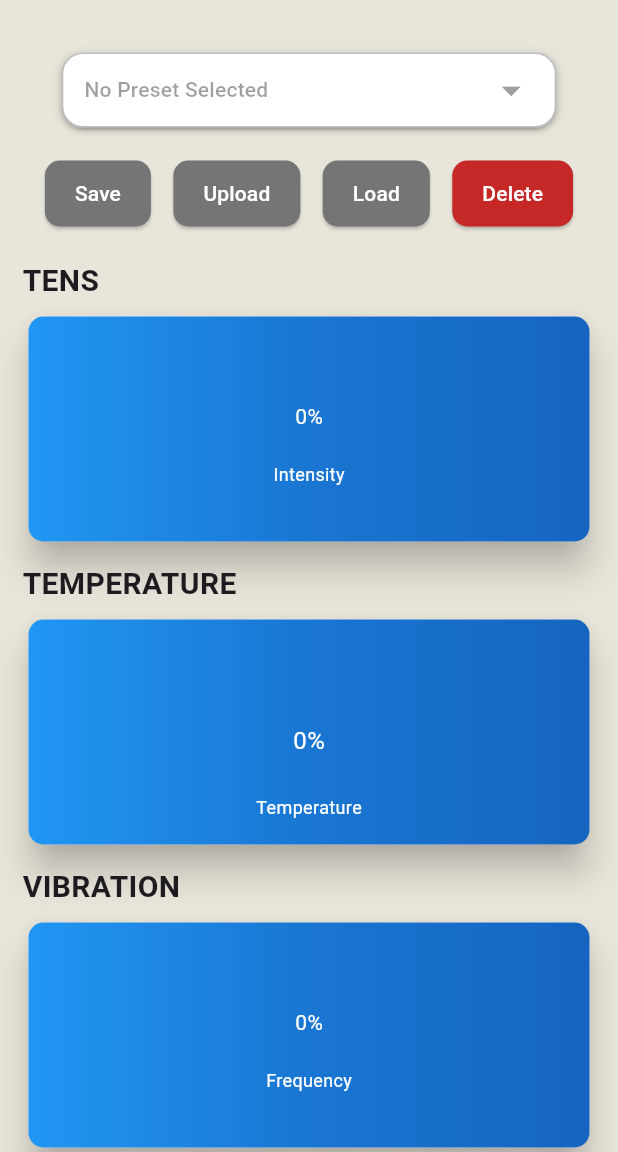
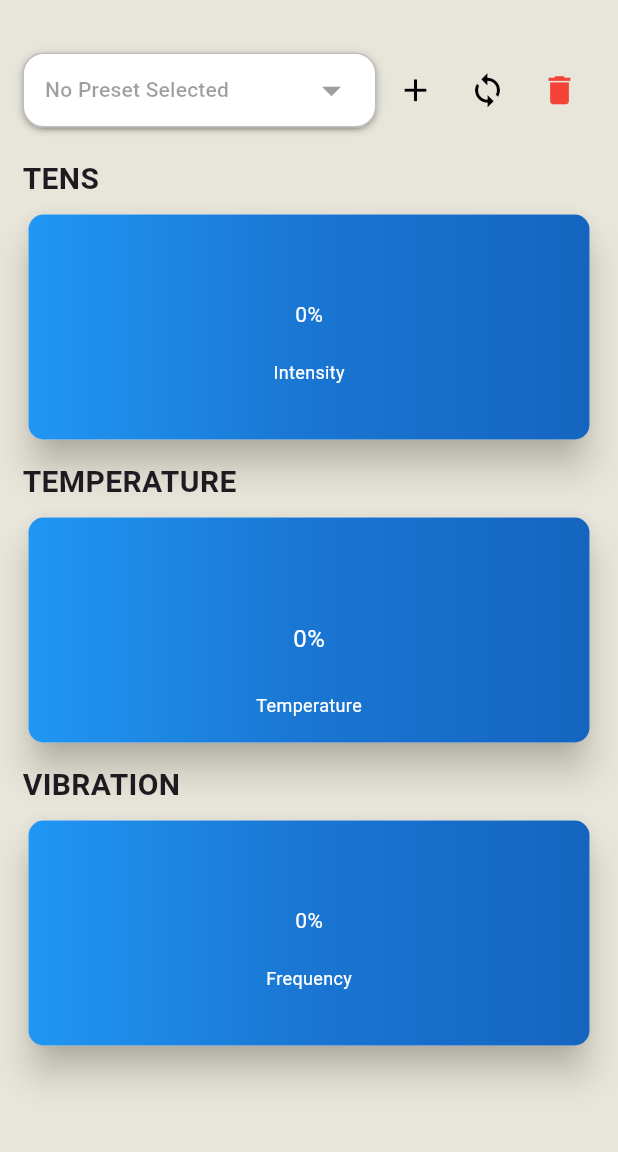
Before and after one commit to HaskizMe/PainDrainPhoneApp, a Flutter app: the HomeScreen screen opened by its route, on a phone screen of 412 x 824 dp, the part 84-1236 px from its top. Run offline on Flutter 3.47's test engine with Material 3 defaults, Android fonts, the phone set to English and light mode, and no system bars; drawn by our look-alikes of dropdown_button2, percent_indicator; our stand-ins replace device_preview, flutter_blue_plus, flutter_riverpod, flutter_toggle_tab, flutter_xlider, freezed_annotation and 6 more; missing offline and left inert: animated_icon, syncfusion_flutter_core; accounts and stored records are empty; generated files the repository leaves out were written again.

Commit message:
reverted back to 3 buttons. Now we automatically upload or delete preset from device when we save or delete preset from app

```diff
--- a/lib/screens/home/home_screen.dart
+++ b/lib/screens/home/home_screen.dart
@@ -509,6 +509,8 @@ import 'package:flutter/material.dart';
 import 'package:flutter_riverpod/flutter_riverpod.dart';
 import 'package:go_router/go_router.dart';
 import 'package:pain_drain_mobile_app/main.dart';
+import 'package:pain_drain_mobile_app/models/temperature.dart';
+import 'package:pain_drain_mobile_app/models/vibration.dart';
 import 'package:pain_drain_mobile_app/providers/preset_list_notifier.dart';
 import 'package:pain_drain_mobile_app/providers/temperature_notifier.dart';
 import 'package:pain_drain_mobile_app/providers/tens_notifier.dart';
@@ -520,6 +522,7 @@ import 'package:pain_drain_mobile_app/widgets/tens_summary.dart';
 import 'package:pain_drain_mobile_app/widgets/vibration_summary.dart';
 import 'package:percent_indicator/circular_percent_indicator.dart';
 import '../../models/preset.dart';
+import '../../models/tens.dart';
 import '../../providers/bluetooth_notifier.dart';
 import '../../utils/app_colors.dart';
 import '../../widgets/temperature_summary.dart';
@@ -536,9 +539,6 @@ class HomeScreen extends ConsumerStatefulWidget {
 }
 
 class _HomeScreenState extends ConsumerState<HomeScreen> with SingleTickerProviderStateMixin {
-  //final Presets _prefs = Get.find();
-  //final Bluetooth _bleController = Get.find();
-  //final Stimulus _stimulusController = Get.find();
   final TextEditingController _textController = TextEditingController();
   bool isAddingItem = false; // Track whether we are in "add" mode
   bool isLoading = false;
@@ -548,6 +548,8 @@ class _HomeScreenState extends ConsumerState<HomeScreen> with SingleTickerProvid
   Icon batteryIcon = const Icon(Icons.battery_full, color: Colors.green,);
   Color color = Colors.green;
   String currentOption = presetOptions[0];
+  String uploadToDeviceString = "Uploading preset to device...";
+  late AnimationController _controller;
 
   decrementBattery() async {
     for(int i = 0; i < 100; i++){
@@ -562,10 +564,20 @@ class _HomeScreenState extends ConsumerState<HomeScreen> with SingleTickerProvid
       }
     }
   }
+  @override
+  void initState() {
+    //decrementBattery();
+    _controller = AnimationController(
+      vsync: this,
+      duration: const Duration(seconds: 2), // Duration for one complete cycle
+    );
+    super.initState();
+  }
 
   @override
   void dispose() {
     _textController.dispose();
+    _controller.dispose();
     super.dispose();
   }
 
@@ -615,22 +627,19 @@ class _HomeScreenState extends ConsumerState<HomeScreen> with SingleTickerProvid
     final currentPreset = ref.read(presetListNotifierProvider).selectedPreset;
     if (currentPreset != null) {
       ref.read(presetListNotifierProvider.notifier).removePreset(currentPreset.id);
+      Preset emptyPreset = Preset(
+          id: currentPreset.id,
+          tens: const Tens(),
+          vibration: const Vibration(),
+          temperature: const Temperature(),
+          name: ""
+      );
+      setState(() {
+        uploadToDeviceString = "Removing preset from device...";
+      });
+      uploadPreset(emptyPreset);
     }
     Navigator.pop(context);
-  }
-
-
-
-
-  void _handleAddButtonPress(String newValue) {
-    // print(newValue);
-    // //newValue = "preset.$newValue";
-    // _prefs.addNewPreset(newValue);
-    // _prefs.setCurrentPreset(newValue);
-    // setState(() {
-    //   _textController.clear();
-    //   isAddingItem = !isAddingItem;
-    // });
   }
 
   void _hideTextField() {
@@ -668,7 +677,6 @@ class _HomeScreenState extends ConsumerState<HomeScreen> with SingleTickerProvid
                     // Optionally, include your custom text field widget.
                     CustomTextField(
                       textController: _textController,
-                      onTextFieldChange: _handleAddButtonPress,
                       hideTextField: _hideTextField,
                     ),
                     const SizedBox(height: 16),
@@ -731,15 +739,8 @@ class _HomeScreenState extends ConsumerState<HomeScreen> with SingleTickerProvid
                           onPressed: () {
                             // Get preset ID
                             int presetId = presetOptions.indexOf(bottomSheetCurrentOption) + 1;
-                            Preset preset = Preset(
-                                id: presetId,
-                                tens: ref.read(tensNotifierProvider),
-                                vibration: ref.read(vibrationNotifierProvider),
-                                temperature: ref.read(temperatureNotifierProvider),
-                                name: _textController.text
-                            );
+                            _addPreset(presetId);
 
-                            ref.read(presetListNotifierProvider.notifier).savePreset(preset);
                             // Optionally update the parent state here.
                             setState(() {
                               currentOption = bottomSheetCurrentOption;
@@ -760,12 +761,32 @@ class _HomeScreenState extends ConsumerState<HomeScreen> with SingleTickerProvid
     );
   }
 
+  void _addPreset(int presetId){
+    // Make Preset object and save it
+    Preset preset = Preset(
+        id: presetId,
+        tens: ref.read(tensNotifierProvider),
+        vibration: ref.read(vibrationNotifierProvider),
+        temperature: ref.read(temperatureNotifierProvider),
+        name: _textController.text
+    );
+
+    ref.read(presetListNotifierProvider.notifier).savePreset(preset);
+    setState(() {
+      uploadToDeviceString = "Uploading preset to device...";
+    });
+    uploadPreset(preset);
+  }
+
+
 
 
   Future<void> _handleLoadPreset() async {
     setState(() {
       isLoading = true;
     });
+
+    _controller.repeat();
     final selectedPreset = ref.read(presetListNotifierProvider).selectedPreset;
 
     if(selectedPreset != null){
@@ -784,20 +805,16 @@ class _HomeScreenState extends ConsumerState<HomeScreen> with SingleTickerProvid
     }
 
     await Future.delayed(const Duration(seconds: 2));
+    _controller.stop();
+    _controller.reset();
     setState(() {
       isLoading = false;
     });
   }
 
-  Future<void> uploadPreset() async {
-    final currentPreset = ref.read(presetListNotifierProvider).selectedPreset;
-    if(currentPreset == null) {
-      showErrorDialog("Please select a preset");
-      return;
-    }
-
+  Future<void> uploadPreset(Preset preset) async {
     setState(() => uploadingPreset = true);
-    await ref.read(bluetoothNotifierProvider.notifier).uploadPresetToDevice(currentPreset);
+    await ref.read(bluetoothNotifierProvider.notifier).uploadPresetToDevice(preset);
     await Future.delayed(const Duration(seconds: 3));
     setState(() => uploadingPreset = false);
   }
@@ -819,7 +836,6 @@ class _HomeScreenState extends ConsumerState<HomeScreen> with SingleTickerProvid
                 IconButton(
                     onPressed: () {
                       context.push('/onboarding');
-                      //Get.to(() => const OnBoarding());
                     },
                     icon: Icon(Icons.help_outline_rounded, color: Colors.grey.shade400,)
                 ),
@@ -846,69 +862,100 @@ class _HomeScreenState extends ConsumerState<HomeScreen> with SingleTickerProvid
                     crossAxisAlignment: CrossAxisAlignment.center,
                     children: [
                       const SizedBox(height: 20,),
-                      DropDownButton(widthSize: MediaQuery.of(context).size.width * .8, items: presets.presets, selectedPreset: presets.selectedPreset,),
-                      const SizedBox(height: 20,),
                       Row(
                         mainAxisAlignment: MainAxisAlignment.spaceEvenly,
                         crossAxisAlignment: CrossAxisAlignment.center,
                         children: [
-                          ElevatedButton(
+                          Expanded(child: DropDownButton(widthSize: 0, items: presets.presets, selectedPreset: presets.selectedPreset,)),
+                          const SizedBox(width: 2.0,),
+                          IconButton(
+                            icon: const Icon(
+                              Icons.add,
+                              color: Colors.black, // Change the icon color if needed
+                              size: 25.0,
+                            ),
                             onPressed: () => _showBottomSheet(),
-                            style: ElevatedButton.styleFrom(
-                              backgroundColor: Colors.grey[600],
-                              overlayColor: Colors.white,
-                              shape: RoundedRectangleBorder(
-                                borderRadius: BorderRadius.circular(10), // Adjust radius as needed
+                          ),
+                          IconButton(
+                            icon: RotationTransition(
+                              turns: Tween(begin: 0.0, end: -1.0).animate(_controller),
+                              child: const Icon(
+                                Icons.sync,
+                                color: Colors.black,
+                                size: 25.0,
                               ),
-                              padding: const EdgeInsets.symmetric(horizontal: 20, vertical: 12), // Optional: Adjust button size
                             ),
-                            child: const Text("Save", style: TextStyle(color: Colors.white),),
+                            onPressed: () {
+                              if(!isLoading) {
+                                _handleLoadPreset();
+                              }
+                            },
                           ),
-                          ElevatedButton(
-                            onPressed: () => uploadPreset(),
-                            style: ElevatedButton.styleFrom(
-                              backgroundColor: Colors.grey[600],
-                              overlayColor: Colors.white,
-                              shape: RoundedRectangleBorder(
-                                borderRadius: BorderRadius.circular(10), // Adjust radius as needed
+                          IconButton(
+                              icon: const Icon(
+                                Icons.delete,
+                                color: Colors.red, // Change the icon color if needed
+                                size: 25.0,
                               ),
-                              padding: const EdgeInsets.symmetric(horizontal: 20, vertical: 12), // Optional: Adjust button size
-                            ),
-                            child: const Text("Upload", style: TextStyle(color: Colors.white),),
+                              onPressed: () => confirmDelete(),
                           ),
-                          ElevatedButton(
-                            onPressed: () => _handleLoadPreset(),
-                            style: ElevatedButton.styleFrom(
-                              backgroundColor: Colors.grey[600],
-                              overlayColor: Colors.white,
-                              shape: RoundedRectangleBorder(
-                                borderRadius: BorderRadius.circular(10), // Rounded corners
-                              ),
-                              padding: const EdgeInsets.symmetric(horizontal: 20, vertical: 12), // Controls button size
-                            ),
-                            child: isLoading
-                                ? const SizedBox(
-                              width: 24, // Match the button’s height
-                              height: 24,
-                              child: CircularProgressIndicator(
-                                color: Colors.white,
-                                strokeWidth: 3, // Adjust thickness
-                              ),
-                            )
-                                : const Text("Load", style: TextStyle(color: Colors.white)),
-                          ),
-                          ElevatedButton(
-                            onPressed: () => confirmDelete(),
-                            style: ElevatedButton.styleFrom(
-                              backgroundColor: Colors.red[800],
-                              overlayColor: Colors.white,
-                              shape: RoundedRectangleBorder(
-                                borderRadius: BorderRadius.circular(10), // Adjust radius as needed
-                              ),
-                              padding: const EdgeInsets.symmetric(horizontal: 20, vertical: 12), // Optional: Adjust button size
-                            ),
-                            child: const Text("Delete", style: TextStyle(color: Colors.white),),
-                          ),
+                          // ElevatedButton(
+                          //   onPressed: () => _showBottomSheet(),
+                          //   style: ElevatedButton.styleFrom(
+                          //     backgroundColor: Colors.grey[600],
+                          //     overlayColor: Colors.white,
+                          //     shape: RoundedRectangleBorder(
+                          //       borderRadius: BorderRadius.circular(10), // Adjust radius as needed
+                          //     ),
+                          //     padding: const EdgeInsets.symmetric(horizontal: 20, vertical: 12), // Optional: Adjust button size
+                          //   ),
+                          //   child: const Text("Save", style: TextStyle(color: Colors.white),),
+                          // ),
+                          // // ElevatedButton(
+                          // //   onPressed: () => uploadPreset(),
+                          // //   style: ElevatedButton.styleFrom(
+                          // //     backgroundColor: Colors.grey[600],
+                          // //     overlayColor: Colors.white,
+                          // //     shape: RoundedRectangleBorder(
+                          // //       borderRadius: BorderRadius.circular(10), // Adjust radius as needed
+                          // //     ),
+                          // //     padding: const EdgeInsets.symmetric(horizontal: 20, vertical: 12), // Optional: Adjust button size
+                          // //   ),
+                          // //   child: const Text("Upload", style: TextStyle(color: Colors.white),),
+                          // // ),
+                          // ElevatedButton(
+                          //   onPressed: () => _handleLoadPreset(),
+                          //   style: ElevatedButton.styleFrom(
+                          //     backgroundColor: Colors.grey[600],
+                          //     overlayColor: Colors.white,
+                          //     shape: RoundedRectangleBorder(
+                          //       borderRadius: BorderRadius.circular(10), // Rounded corners
+                          //     ),
+                          //     padding: const EdgeInsets.symmetric(horizontal: 20, vertical: 12), // Controls button size
+                          //   ),
+                          //   child: isLoading
+                          //       ? const SizedBox(
+                          //     width: 24, // Match the button’s height
+                          //     height: 24,
+                          //     child: CircularProgressIndicator(
+                          //       color: Colors.white,
+                          //       strokeWidth: 3, // Adjust thickness
+                          //     ),
+                          //   )
+                          //       : const Text("Load", style: TextStyle(color: Colors.white)),
+                          // ),
+                          // ElevatedButton(
+                          //   onPressed: () => confirmDelete(),
+                          //   style: ElevatedButton.styleFrom(
+                          //     backgroundColor: Colors.red[800],
+                          //     overlayColor: Colors.white,
+                          //     shape: RoundedRectangleBorder(
+                          //       borderRadius: BorderRadius.circular(10), // Adjust radius as needed
+                          //     ),
+                          //     padding: const EdgeInsets.symmetric(horizontal: 20, vertical: 12), // Optional: Adjust button size
+                          //   ),
+                          //   child: const Text("Delete", style: TextStyle(color: Colors.white),),
+                          // ),
                         ],
                       ),
 
@@ -1039,7 +1086,7 @@ class _HomeScreenState extends ConsumerState<HomeScreen> with SingleTickerProvid
                       const CircularProgressIndicator(color: Colors.blue,), // Loading indicator
                       const SizedBox(height: 20),
                       Text(
-                        "Uploading preset to device...",
+                        uploadToDeviceString,
                         style: Theme.of(context).textTheme.bodyLarge?.copyWith(
                           fontWeight: FontWeight.w600, // Slightly bolder for Material feel
                           color: Colors.black87, // Dark text for contrast
```
Also changed, not shown: lib/widgets/custom_text_field.dart (+4 -4 lines).
